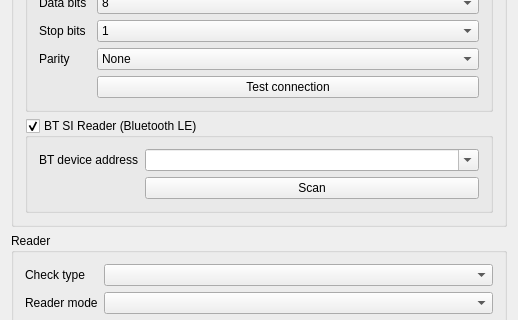
This is quickevent/app/quickevent/plugins/CardReader/src/cardreadersettingspage.ui in arnost00/quickbox as Qt 5 draws it before an edit; both pictures show x 0 to 518 and y 137 to 457 of the 518 by 600 pixel window. The edited form follows.
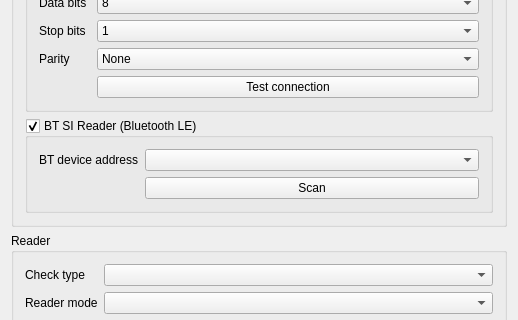
This is the edited form.

The edit to the form file:
```diff
--- a/quickevent/app/quickevent/plugins/CardReader/src/cardreadersettingspage.ui
+++ b/quickevent/app/quickevent/plugins/CardReader/src/cardreadersettingspage.ui
@@ -213,12 +213,6 @@
          </item>
          <item row="0" column="1">
           <widget class="QComboBox" name="cbxBtsiAddress">
-           <property name="editable">
-            <bool>true</bool>
-           </property>
-           <property name="placeholderText">
-            <string>e.g. CC:DA:B5:74:95:82</string>
-           </property>
           </widget>
          </item>
          <item row="1" column="1">
```
